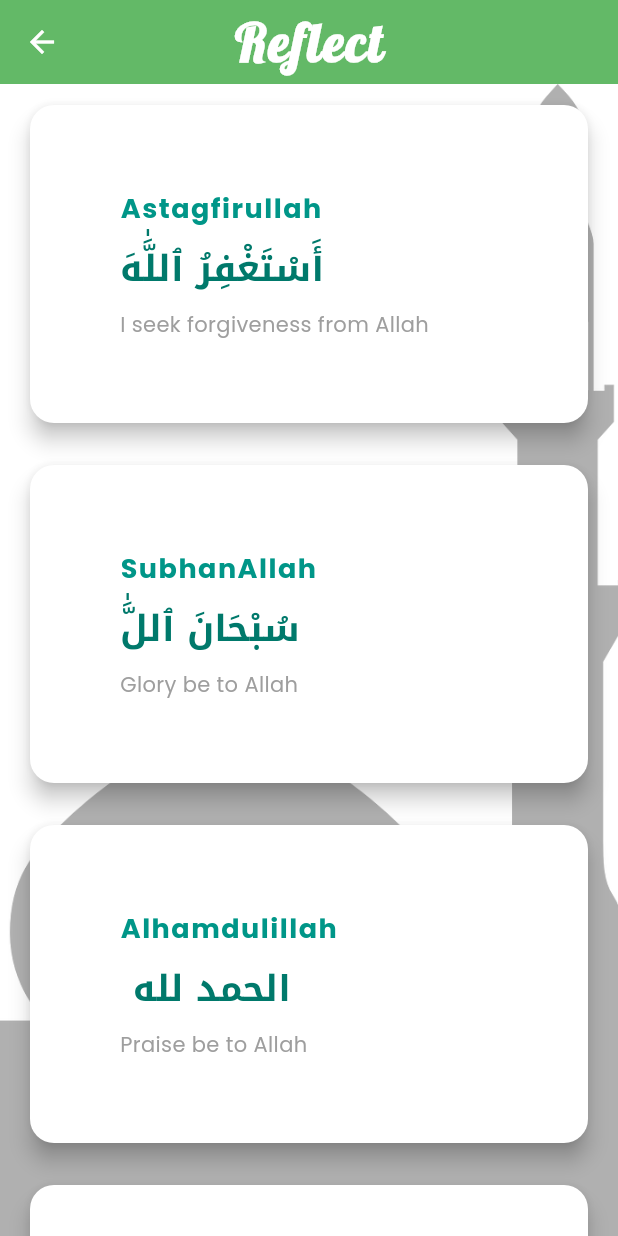
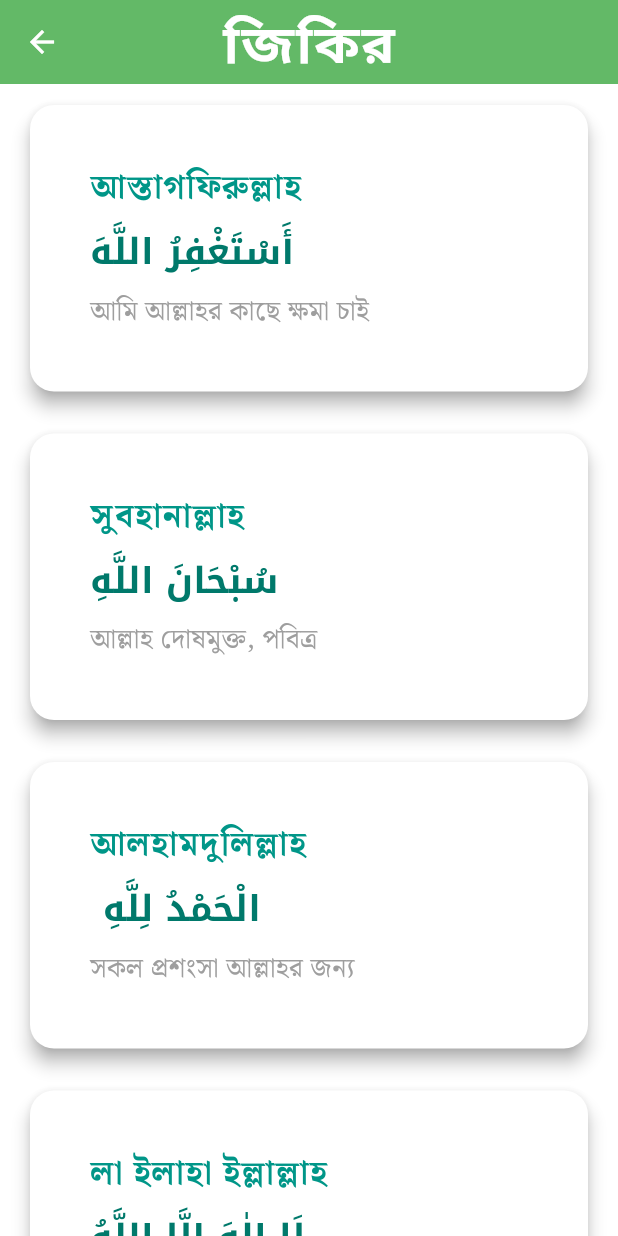
Before and after one commit to Fardeenhimself/flutter_tasbeeh_app, a Flutter app: the ReflectCategory screen opened by its route, on a phone screen of 412 x 824 dp. Run offline on Flutter 3.47's test engine with Material 3 defaults, Android fonts, the phone set to English and light mode, and no system bars; our stand-ins replace google_fonts; Roboto replaces fonts that are missing (Galada).

Commit message:
UI Fixes

```diff
--- a/lib/components/home_card.dart
+++ b/lib/components/home_card.dart
@@ -10,28 +10,16 @@ class HomeCard extends StatelessWidget {
     return Scaffold(
       backgroundColor: Theme.of(context).colorScheme.surface,
       appBar: AppBar(
-        title: Text('Tasbeeh', style: CustomAppStyle.appBarStyle(context)),
+        title: Text('তাসবিহ', style: CustomAppStyle.appBarStyle(context)),
       ),
       extendBodyBehindAppBar: true,
-      body: Stack(
-        children: [
-          //Background Picture
-          Positioned.fill(
-            child: Image.asset(
-              'assets/images/bg.png',
-              fit: BoxFit.cover,
-              opacity: AlwaysStoppedAnimation(0.31),
-            ),
-          ),
-
-          //Main Content
-          Center(
+      body: Center(
         child: Column(
           mainAxisSize: MainAxisSize.min,
           mainAxisAlignment: MainAxisAlignment.center,
           children: [
             CustomHomeCard(
-                  text: 'Reflect',
+              text: 'জিকির',
               imagePath: 'assets/images/tasbih.png',
               onPressed: () {
                 Navigator.pushNamed(context, '/reflect_category');
@@ -39,7 +27,7 @@ class HomeCard extends StatelessWidget {
             ),
             const SizedBox(height: 20),
             CustomHomeCard(
-                  text: 'Dua',
+              text: 'দুয়া',
               imagePath: 'assets/images/hand.png',
               onPressed: () {
                 Navigator.pushNamed(context, '/asma_category');
@@ -48,8 +36,6 @@ class HomeCard extends StatelessWidget {
           ],
         ),
       ),
-        ],
-      ),
     );
   }
 }
--- a/lib/lists/asma_list.dart
+++ b/lib/lists/asma_list.dart
@@ -4,54 +4,54 @@ class AsmaList {
   final List<AsmaModel> asmaList = [
     AsmaModel(
       id: 1,
-      duaCat: 'Marriage',
-      duaName: 'Rabbi inni lima anzalta ilayya min khayrin faqir',
+      duaCat: 'রিজিক',
+      duaName: 'রব্বি ইন্নি লিমা আনজালতা ইলাইয়া মিন খাইরিন ফাকির',
       duaArabic: 'رَبِّ إِنِّي لِمَا أَنْزَلْتَ إِلَيَّ مِنْ خَيْرٍ فَقِيرٌ',
       duaMeaning:
-          'My Lord, indeed I am, for whatever good You would send down to me, in need.',
-      duaIdentity: 'Sura Al-Qasas',
+          'হে আমার রব! আপনি যা আমার দিকে অবতীর্ণ করেছেন, আমি তার জন্য একান্ত দরিদ্র।',
+      duaIdentity: 'আল-কাসাসের-২৪',
     ),
 
     AsmaModel(
       id: 2,
-      duaCat: 'Character',
+      duaCat: 'সৎ জীবনসঙ্গী এবং সন্তান',
       duaName:
-          'Rabbana hablana min azwaajina wa dhuriyyatina qurrata A\'yunin waj\'alna lil- muttaqina imama',
+          'রব্বানা হাবলানা মিন আজওয়াজিনা ওয়া ধুররিয়্যাতিনা কুররাতা আয়ুনিন ওয়াজ’আলনা লিলমুত্তাকীনা ইমামা',
       duaArabic:
           'رَبَّنَا هَبْ لَنَا مِنْ أَزْوَاجِنَا وَذُرِّيَّاتِنَا قُرَّةَ أَعْيُنٍ وَاجْعَلْنَا لِلْمُتَّقِينَ إِمَامًا',
       duaMeaning:
-          'Our Lord! Grant unto us wives and offspring who will be the comfort of our eyes, and give us (the grace) to lead the righteous.',
-      duaIdentity: 'Sura Furqan',
+          'হে আমাদের পালনকর্তা, আমাদের স্ত্রীদের পক্ষ থেকে এবং আমাদের সন্তানের পক্ষ থেকে আমাদের জন্য চোখের শীতলতা দান কর এবং আমাদেরকে মুত্তাকীদের নেতা বানিয়ে দাও।',
+      duaIdentity: 'সুরা আল-ফুরকান (৭৪)',
     ),
 
     AsmaModel(
       id: 3,
-      duaCat: 'Offspring',
-      duaName: 'Rabbi habli minas salehin',
+      duaCat: 'সন্তানসন্ততি',
+      duaName: 'রাব্বি হাবলি মিনাস সালেহীন',
       duaArabic: 'رَبِّ هَبْ لِي مِنَ الصَّالِحِينَ',
-      duaMeaning: 'My Lord, grant me from among the righteous',
-      duaIdentity: 'Sura As-Saffat',
+      duaMeaning: 'হে আমার রব! আমাকে সৎকর্মশীলদের অন্তর্ভুক্ত থেকে দান করুন।',
+      duaIdentity: 'সূরা আস-সাফফাত: ১০০',
     ),
 
     AsmaModel(
       id: 4,
-      duaCat: 'Health',
+      duaCat: 'অসুস্থ ব্যক্তির জন্য দোয়া',
       duaName:
-          'Allahumma Shafi A\'abdaka iyankua laka\' adduiyyan ao iyamshiya laka ila salah',
+          'আল্লাহুম্মাশফি ‘আবদাকা ইয়ানকুঅ লাকা ‘আদুয়্যান, আও ইয়ামশিয়া লাকা ইলা সালাহ',
       duaArabic:
           'اللَّهُمَّ اشْفِ عَبْدَكَ يَنْكُأْ لَكَ عَدُوًّا، أَوْ يَمْشِيَ لَكَ إِلَى صَلَاةٍ',
       duaMeaning:
-          'O Allah, heal Your servant so that he can harm Your enemy or go to You (to the mosque) to pray.',
-      duaIdentity: 'Sunan Abu Dawood (1508)',
+          'হে আল্লাহ, তুমি তোমার বান্দাকে সুস্থ করে দাও। যাতে সে তোমার শত্রুকে ক্ষতি করতে পারে অথবা তোমার দিকে (মসজিদে) নামাজ পড়তে যেতে পারে।',
+      duaIdentity: 'সুনান আবু দাউদ: (সংখ্যা: ১৫০৪)',
     ),
 
     AsmaModel(
       id: 5,
-      duaCat: 'Victory',
-      duaName: 'Rabbi Inni Maglubun faantasir',
+      duaCat: 'বিজয়',
+      duaName: 'রাব্বি ইন্নি মাগলুবুন ফানতাসির',
       duaArabic: 'رَبِّ إِنِّي مَغْلُوبٌ فَانْتَصِرْ',
-      duaMeaning: 'My Lord, I am at loss. So help me ',
-      duaIdentity: 'Sura Al-Qamar',
+      duaMeaning: 'হে আমার প্রতিপালক, আমি পরাজিত, তাই আমাকে সাহায্য করুন।',
+      duaIdentity: 'সুরা আল-কামার',
     ),
   ];
 }
--- a/lib/lists/reflect_list.dart
+++ b/lib/lists/reflect_list.dart
@@ -4,33 +4,33 @@ class ReflectList {
   final List<ReflectModel> reflectList = [
     ReflectModel(
       id: 1,
-      title: 'Astagfirullah',
-      arabic: 'أَسْتَغْفِرُ ٱللَّٰهَ',
-      translation: 'I seek forgiveness from Allah',
+      title: 'আস্তাগফিরুল্লাহ',
+      arabic: 'أَسْتَغْفِرُ اللَّهَ',
+      translation: 'আমি আল্লাহর কাছে ক্ষমা চাই',
     ),
     ReflectModel(
       id: 2,
-      title: 'SubhanAllah',
-      arabic: 'سُبْحَانَ ٱللَّٰ',
-      translation: 'Glory be to Allah',
+      title: 'সুবহানাল্লাহ',
+      arabic: 'سُبْحَانَ اللَّهِ',
+      translation: 'আল্লাহ দোষমুক্ত, পবিত্র',
     ),
     ReflectModel(
       id: 3,
-      title: 'Alhamdulillah',
-      arabic: ' الحمد لله',
-      translation: 'Praise be to Allah',
+      title: 'আলহামদুলিল্লাহ',
+      arabic: ' الْحَمْدُ لِلَّهِ',
+      translation: 'সকল প্রশংসা আল্লাহর জন্য',
     ),
     ReflectModel(
       id: 4,
-      title: 'La Ilaha Illallah',
-      arabic: 'لَا إِلَٰهَ إِلَّا ٱللَّٰ',
+      title: 'লা ইলাহা ইল্লাল্লাহ',
+      arabic: 'لَا إِلٰهَ إِلَّا اللَّهُ',
       translation: 'There is no god but Allah',
     ),
     ReflectModel(
       id: 5,
-      title: 'Allahu Akbar',
-      arabic: 'أَالله أكب',
-      translation: 'Allah is the greatest',
+      title: 'আল্লাহু আকবার',
+      arabic: 'اللَّهُ أَكْبَرُ',
+      translation: 'আল্লাহ সর্বশ্রেষ্ঠ',
     ),
   ];
 }
--- a/lib/pages/asma_categeory.dart
+++ b/lib/pages/asma_categeory.dart
@@ -14,19 +14,10 @@ class AsmaCategeory extends StatelessWidget {
   Widget build(BuildContext context) {
     return Scaffold(
       appBar: AppBar(
-        title: Text('Dua', style: CustomAppStyle.appBarStyle(context)),
+        title: Text('দুয়া', style: CustomAppStyle.appBarStyle(context)),
       ),
 
-      body: Stack(
-        children: [
-          Positioned.fill(
-            child: Image.asset(
-              'assets/images/bg.png',
-              fit: BoxFit.cover,
-              opacity: AlwaysStoppedAnimation(0.31),
-            ),
-          ),
-          SafeArea(
+      body: SafeArea(
         child: ListView.builder(
           itemCount: duas.length,
           itemBuilder: (context, index) {
@@ -45,8 +36,6 @@ class AsmaCategeory extends StatelessWidget {
           },
         ),
       ),
-        ],
-      ),
     );
   }
 }
--- a/lib/pages/asma_husna.dart
+++ b/lib/pages/asma_husna.dart
@@ -8,7 +8,7 @@ class AsmaHusna extends StatelessWidget {
   Widget build(BuildContext context) {
     return Scaffold(
       appBar: AppBar(
-        title: Text('Dua\'s', style: CustomAppStyle.appBarStyle(context)),
+        title: Text('দুয়া', style: CustomAppStyle.appBarStyle(context)),
       ),
       body: AsmaHusna(),
     );
--- a/lib/pages/counter_page.dart
+++ b/lib/pages/counter_page.dart
@@ -45,17 +45,7 @@ class _CounterPageState extends State<CounterPage> {
   Widget build(BuildContext context) {
     return Scaffold(
       appBar: AppBar(title: Text('')),
-      body: Stack(
-        children: [
-          Positioned.fill(
-            child: Image.asset(
-              'assets/images/bg.png',
-              fit: BoxFit.cover,
-              opacity: AlwaysStoppedAnimation(0.31),
-            ),
-          ),
-
-          SafeArea(
+      body: SafeArea(
         child: Column(
           mainAxisAlignment: MainAxisAlignment.center,
           children: [
@@ -81,10 +71,7 @@ class _CounterPageState extends State<CounterPage> {
                     iconSize: 100,
                     enableFeedback: true,
                     shape: CircleBorder(),
-                        padding: EdgeInsets.symmetric(
-                          horizontal: 40,
-                          vertical: 20,
-                        ),
+                    padding: EdgeInsets.symmetric(horizontal: 40, vertical: 20),
                     elevation: 8,
                   ),
                 ),
@@ -97,8 +84,6 @@ class _CounterPageState extends State<CounterPage> {
           ],
         ),
       ),
-        ],
-      ),
     );
   }
 }
--- a/lib/pages/reflect_category.dart
+++ b/lib/pages/reflect_category.dart
@@ -13,19 +13,9 @@ class ReflectCategory extends StatelessWidget {
   Widget build(BuildContext context) {
     return Scaffold(
       appBar: AppBar(
-        title: Text('Reflect', style: CustomAppStyle.appBarStyle(context)),
+        title: Text('জিকির', style: CustomAppStyle.appBarStyle(context)),
       ),
-      body: Stack(
-        children: [
-          //Background Image
-          Positioned.fill(
-            child: Image.asset(
-              'assets/images/bg.png',
-              fit: BoxFit.cover,
-              opacity: AlwaysStoppedAnimation(0.31),
-            ),
-          ),
-          SafeArea(
+      body: SafeArea(
         child: ListView.builder(
           itemCount: reflections.length,
           itemBuilder: (context, index) {
@@ -45,8 +35,6 @@ class ReflectCategory extends StatelessWidget {
           },
         ),
       ),
-        ],
-      ),
     );
   }
 }
--- a/lib/themes/dark_theme.dart
+++ b/lib/themes/dark_theme.dart
@@ -27,13 +27,14 @@ final ThemeData darkTheme = ThemeData(
     centerTitle: true,
   ),
 
-  cardColor: const Color.fromRGBO(18, 18, 18, 1), // dark-friendly card color
+  cardColor: const Color.fromARGB(255, 48, 47, 47), // dark-friendly card color
 
   colorScheme: ColorScheme.dark(
     primary: const Color.fromRGBO(18, 18, 18, 1), // dark surface for cards
     secondary: Colors.green,
-    surface: Colors.grey.shade800,
-    shadow: Colors.black54,
+    surface: Color.fromRGBO(18, 18, 18, 1),
+    shadow: Colors.teal.shade200,
+    //shadow: Color.fromARGB(255, 48, 47, 47),
   ),
 
   shadowColor: Colors.black54,
--- a/lib/themes/light_theme.dart
+++ b/lib/themes/light_theme.dart
@@ -9,8 +9,9 @@ ThemeData lightTheme = ThemeData(
   ),
   brightness: Brightness.light,
   colorScheme: ColorScheme.light(
-    primary: Colors.white.withAlpha(190),
+    primary: Colors.white,
     secondary: Colors.black,
-    shadow: Colors.grey.shade300,
+    shadow: Colors.grey.shade500,
+    surface: Colors.white,
   ),
 );
--- a/lib/utils/custom_app_style.dart
+++ b/lib/utils/custom_app_style.dart
@@ -4,7 +4,7 @@ import 'package:google_fonts/google_fonts.dart';
 
 class CustomAppStyle {
   //App Bar Style
-  static TextStyle appBarStyle(context) => GoogleFonts.lobster(
+  static TextStyle appBarStyle(context) => GoogleFonts.galada(
     fontSize: 35,
     fontWeight: FontWeight.bold,
     letterSpacing: 1.5,
@@ -12,8 +12,8 @@ class CustomAppStyle {
   );
 
   //Text style for card
-  static final cardTitleStyle = GoogleFonts.poppins(
-    fontSize: 18,
+  static final cardTitleStyle = GoogleFonts.notoSerifBengali(
+    fontSize: 22,
     fontWeight: FontWeight.bold,
     color: Colors.teal,
     letterSpacing: 1,
@@ -27,40 +27,40 @@ class CustomAppStyle {
   );
 
   //Translation Text
-  static final cardTranslationStyle = GoogleFonts.poppins(
-    fontSize: 14,
+  static final cardTranslationStyle = GoogleFonts.notoSerifBengali(
+    fontSize: 18,
     color: Colors.grey[500]!,
   );
 
   //Text Style for dua category
-  static final duaCatStyle = GoogleFonts.poppins(
+  static final duaCatStyle = GoogleFonts.notoSerifBengali(
     fontSize: 14,
     color: Colors.grey[500]!,
     fontWeight: FontWeight.w500,
   );
 
   //Identity style for dua
-  static final duaIdentityStyle = GoogleFonts.inter(
-    fontSize: 12,
+  static final duaIdentityStyle = GoogleFonts.notoSerifBengali(
+    fontSize: 14,
     color: Colors.red,
   );
 
   //Counter number Style
   static final counterNumberStyle = GoogleFonts.poppins(
-    fontSize: 48,
+    fontSize: 52,
     fontWeight: FontWeight.bold,
     color: Colors.teal.shade700,
   );
 
   //GPT Carrd Theme
-    static Card styledCard({
+  static Card styledCard({
     required BuildContext context,
     required Widget child,
   }) {
     return Card(
-      elevation: 6,
-      color: Theme.of(context).cardColor,
-      shadowColor: Theme.of(context).shadowColor,
+      elevation: 5,
+      color: Theme.of(context).colorScheme.primary,
+      shadowColor: Theme.of(context).colorScheme.shadow,
       shape: RoundedRectangleBorder(borderRadius: BorderRadius.circular(16)),
       child: Padding(
         padding: const EdgeInsets.symmetric(vertical: 16, horizontal: 20),
@@ -69,25 +69,10 @@ class CustomAppStyle {
     );
   }
 
-  // // Reusable Card Style
-  // static Card styledCard({
-  //   required BuildContext context,
-  //   required Widget child,
-  // }) {
-  //   return Card(
-  //     elevation: 6,
-  //     color: Theme.of(context).colorScheme.primary,
-  //     shadowColor: Theme.of(context).colorScheme.shadow,
-  //     shape: RoundedRectangleBorder(borderRadius: BorderRadius.circular(16)),
-  //     child: Padding(
-  //       padding: const EdgeInsets.symmetric(vertical: 16, horizontal: 20),
-  //       child: child,
-  //     ),
-  //   );
-  // }
+
 
   //Reusable Button
-    static IconButton styledIconButton({
+  static IconButton styledIconButton({
     required Icon icon,
     required VoidCallback onPress,
   }) {
--- a/lib/utils/custom_category_card.dart
+++ b/lib/utils/custom_category_card.dart
@@ -20,8 +20,13 @@ class CustomCategoryCard extends StatelessWidget {
         onTap: onTap,
         borderRadius: BorderRadius.circular(16),
         splashColor: Colors.teal,
-        child: CustomAppStyle.styledCard(
-          context: context,
+        child: Card(
+          color: Theme.of(context).colorScheme.primary,
+          shadowColor: Theme.of(context).colorScheme.shadow,
+          elevation: 5,
+          shape: RoundedRectangleBorder(
+            borderRadius: BorderRadiusGeometry.circular(16),
+          ),
           child: Padding(
             padding: EdgeInsets.symmetric(horizontal: 20, vertical: 20),
             child: Padding(
```
Lines whose indentation alone changed are shown as unchanged.
